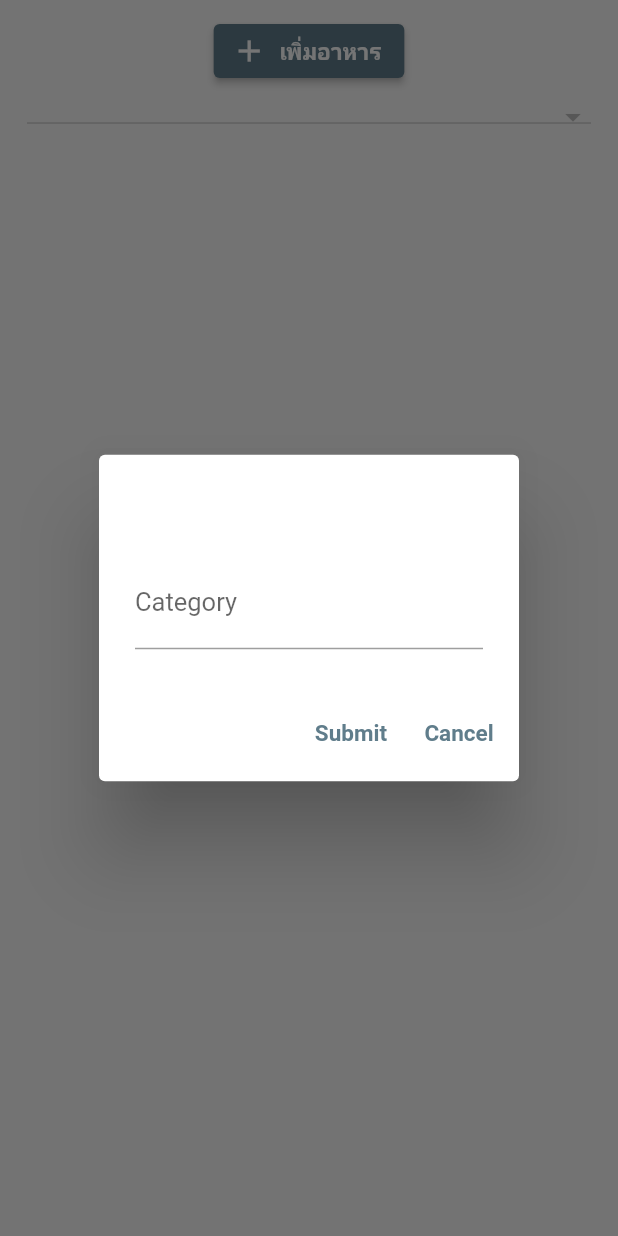
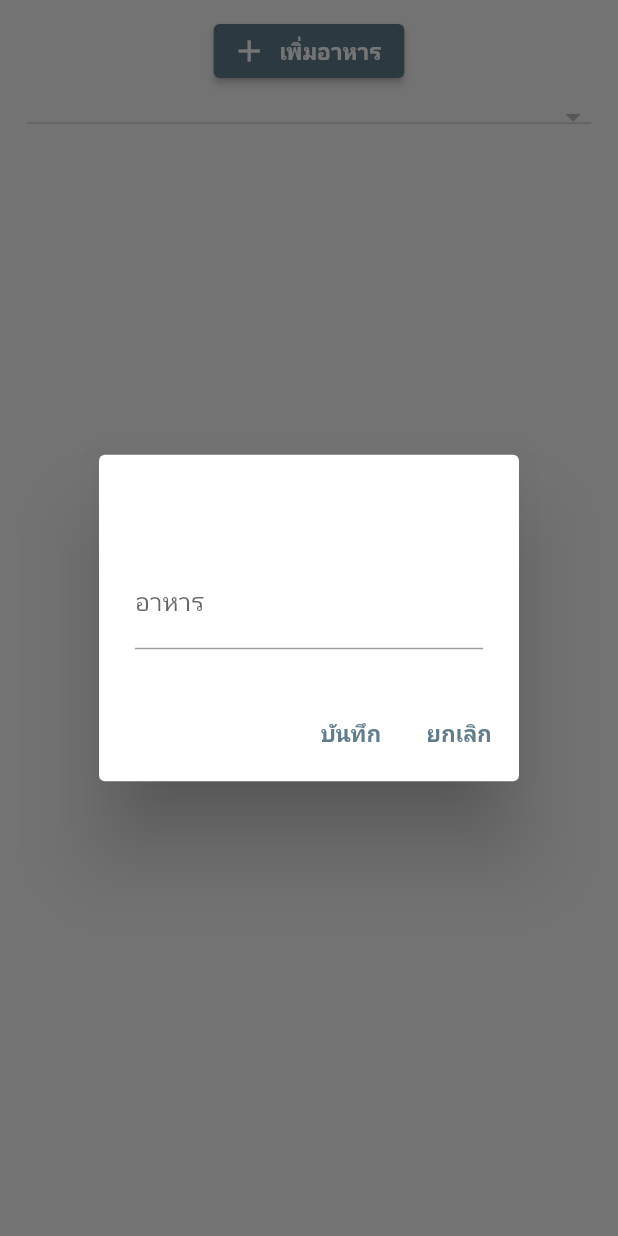
Before and after one commit to kungpotato/food-random, a Flutter app: the Manage widget shown alone on an empty page, opened directly, after a tap on "เพิ่มอาหาร", on a phone screen of 412 x 824 dp. Run offline on Flutter 3.47's test engine with Material 2 defaults, Android fonts, the phone set to English and light mode, and no system bars; our stand-ins replace cloud_firestore, firebase_auth, firebase_core; accounts and stored records are empty; network calls fail.

```diff
--- a/lib/manage.dart
+++ b/lib/manage.dart
@@ -14,12 +14,16 @@ class Manage extends StatefulWidget {
 class _ManageState extends State<Manage> {
   Map<String, List<String>> menus = {};
   String groupName = '';
+  List<Menu> allMenu = [];
 
   @override
   void initState() {
     super.initState();
     WidgetsBinding.instance.addPostFrameCallback((_) async {
       getMenusFromDb().listen((data) {
+        setState(() {
+          allMenu = data;
+        });
         final plan = MenuPlanner(menus: data);
         setState(() {
           menus = plan.allMenu;
@@ -65,6 +69,7 @@ class _ManageState extends State<Manage> {
                     context: context,
                     builder: (BuildContext context) {
                       return MenuDialog(
+                          allMenu: allMenu,
                           category: groupName,
                           type:
                               groupName.contains('เย็น') ? 'dinner' : 'lunch');
--- a/lib/menu_dialog.dart
+++ b/lib/menu_dialog.dart
@@ -3,10 +3,14 @@ import 'package:flutter/material.dart';
 import 'package:foodrandom/models/menu_model.dart';
 
 class MenuDialog extends StatefulWidget {
-  const MenuDialog({super.key, required this.category, required this.type});
+  const MenuDialog(
+      {super.key,
+      required this.category,
+      required this.type,
+      required this.allMenu});
 
+  final List<Menu> allMenu;
   final String category;
-
   final String type;
 
   @override
@@ -21,6 +25,11 @@ class MenuDialogState extends State<MenuDialog> {
 
   @override
   Widget build(BuildContext context) {
+    final options = widget.allMenu
+        .where((e) => e.category == widget.category)
+        .map((e) => e.sub)
+        .expand((i) => i)
+        .map((e) => e.category);
     return AlertDialog(
       title: Text(widget.category),
       content: SingleChildScrollView(
@@ -28,14 +37,32 @@ class MenuDialogState extends State<MenuDialog> {
           key: _formKey,
           child: Column(
             children: [
+              if (options.isNotEmpty)
+                Padding(
+                  padding: const EdgeInsets.all(8.0),
+                  child: DropdownButton<String>(
+                    value: options.first,
+                    isExpanded: true,
+                    onChanged: (String? newValue) {},
+                    items: options.map<DropdownMenuItem<String>>((value) {
+                      return DropdownMenuItem<String>(
+                        value: value,
+                        child: Padding(
+                          padding: const EdgeInsets.all(10.0),
+                          child: Text(value),
+                        ),
+                      );
+                    }).toList(),
+                  ),
+                ),
               TextFormField(
-                decoration: const InputDecoration(labelText: 'Category'),
+                decoration: const InputDecoration(labelText: 'อาหาร'),
                 onChanged: (value) {
                   //
                 },
                 validator: (value) {
                   if (value == null || value.isEmpty) {
-                    return 'Please enter a category';
+                    return 'ใส่ชื่ออาหาร';
                   }
                   return null;
                 },
@@ -65,13 +92,13 @@ class MenuDialogState extends State<MenuDialog> {
               });
             }
           },
-          child: const Text('Submit'),
+          child: const Text('บันทึก'),
         ),
         TextButton(
           onPressed: () {
             Navigator.of(context).pop();
           },
-          child: const Text('Cancel'),
+          child: const Text('ยกเลิก'),
         ),
       ],
     );
```
